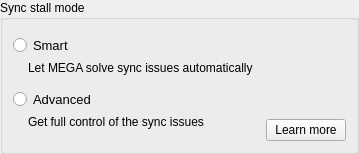
This is src/MEGASync/syncs/gui/Twoways/linux/SyncStallModeSelector.ui in meganz/MEGAsync as Qt 5 draws it before an edit. The edited form follows.
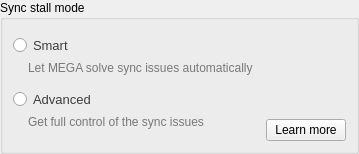
This is the edited form.

```diff
--- a/src/MEGASync/syncs/gui/Twoways/linux/SyncStallModeSelector.ui
+++ b/src/MEGASync/syncs/gui/Twoways/linux/SyncStallModeSelector.ui
@@ -16,11 +16,14 @@
   <property name="styleSheet">
    <string notr="true">#SmartSelector, #AdvanceSelector
 {
+color: #3D3D3D;
 font-size: 13px;
 }
 
+
 #SmartDescription, #AdvanceDescription
 {
+color: #7B7876;
 font-size: 12px;
 }</string>
   </property>
```
Left out of the diff: 2 changed lines with no effect on the pictures.
